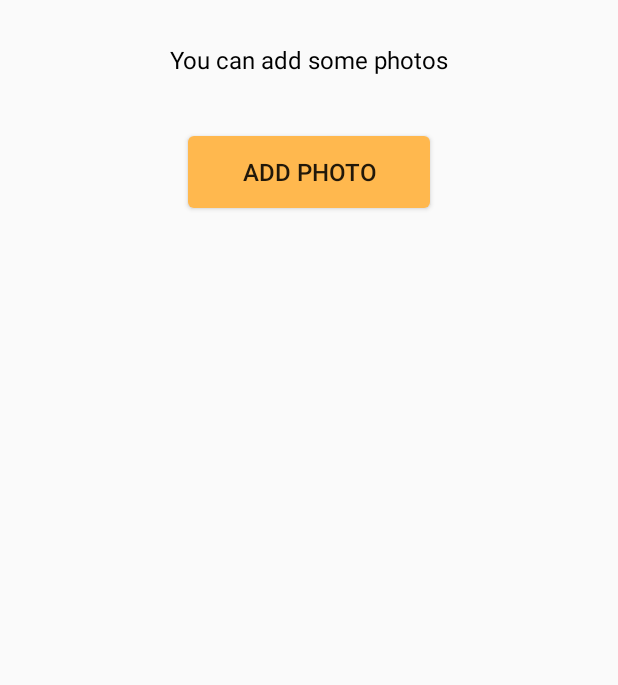
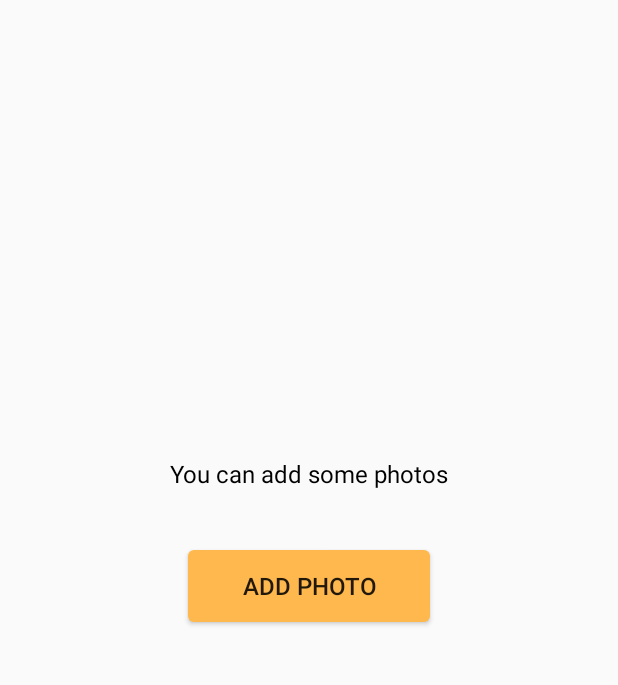
Before and after one commit to melikaafrakhteh/My-Gallery, an Android app: the screen it shows after launch (MainActivity), on a phone screen of 412 x 824 dp, the part 71-756 px from its top. Run offline under Robolectric (Android 15) with nearby library versions, the phone set to English and light mode, and no system bars.

Commit message:
Fix the problem of add photo button

```diff
--- a/app/src/main/java/com/afrakhteh/mygallery/view/main/MainActivity.kt
+++ b/app/src/main/java/com/afrakhteh/mygallery/view/main/MainActivity.kt
@@ -8,6 +8,7 @@ import android.view.View
 import android.widget.Toast
 import androidx.activity.result.contract.ActivityResultContracts
 import androidx.appcompat.app.AppCompatActivity
+import androidx.constraintlayout.widget.ConstraintLayout
 import androidx.core.app.ActivityCompat
 import androidx.core.content.ContextCompat
 import com.afrakhteh.mygallery.constant.Numerals
@@ -16,6 +17,7 @@ import com.afrakhteh.mygallery.model.entity.ImageEntity
 import com.afrakhteh.mygallery.view.main.adapter.ImageAdapter
 import com.afrakhteh.mygallery.view.main.adapter.SpaceItemDecoration
 import com.afrakhteh.mygallery.view.main.custom.ChooseDialog
+
 
 class MainActivity : AppCompatActivity() {
     private lateinit var binding: ActivityMainBinding
@@ -31,6 +33,10 @@ class MainActivity : AppCompatActivity() {
         if (imageList.size != 0){
             binding.mainEmptyListTextTv.visibility = View.GONE
             binding.mainRecyclerView.visibility = View.VISIBLE
+
+            val lparams = binding.mainAddImageBtn.layoutParams as ConstraintLayout.LayoutParams
+            lparams.verticalBias = 0.04f
+            binding.mainAddImageBtn.layoutParams = lparams
         }
     }
 
@@ -42,9 +48,9 @@ class MainActivity : AppCompatActivity() {
         imageAdapter = ImageAdapter(::deleteImageFromList)
         binding.mainAddImageBtn.setOnClickListener(::chooseImagesResource)
 
-        binding.mainRecyclerView.visibility = View.GONE
+        binding.mainRecyclerView.visibility = View.INVISIBLE
         binding.mainRecyclerView.adapter = imageAdapter
-        binding.mainRecyclerView.addItemDecoration(SpaceItemDecoration(36))
+        binding.mainRecyclerView.addItemDecoration(SpaceItemDecoration(40))
 
     }
 
--- a/app/src/main/res/layout/activity_main.xml
+++ b/app/src/main/res/layout/activity_main.xml
@@ -1,9 +1,11 @@
 <?xml version="1.0" encoding="utf-8"?>
-<androidx.constraintlayout.widget.ConstraintLayout xmlns:android="http://schemas.android.com/apk/res/android"
+<LinearLayout xmlns:android="http://schemas.android.com/apk/res/android"
     xmlns:app="http://schemas.android.com/apk/res-auto"
     xmlns:tools="http://schemas.android.com/tools"
+    android:id="@+id/mainConstraint"
     android:layout_width="match_parent"
     android:layout_height="match_parent"
+    android:orientation="vertical"
     tools:context=".view.main.MainActivity">
 
     <TextView
@@ -17,6 +19,15 @@
         android:textStyle="bold"
         app:layout_constraintLeft_toLeftOf="parent"
         app:layout_constraintTop_toTopOf="parent" />
+
+    <androidx.core.widget.NestedScrollView
+        android:layout_width="match_parent"
+        android:layout_height="match_parent"
+        android:fillViewport="true">
+
+        <androidx.constraintlayout.widget.ConstraintLayout
+            android:layout_width="match_parent"
+            android:layout_height="match_parent">
 
             <TextView
                 android:id="@+id/mainEmptyListTextTv"
@@ -34,6 +45,7 @@
                 android:id="@+id/mainAddImageBtn"
                 android:layout_width="wrap_content"
                 android:layout_height="wrap_content"
+                android:layout_marginBottom="16dp"
                 android:background="@drawable/button_shape"
                 android:paddingStart="36dp"
                 android:paddingTop="4dp"
@@ -41,24 +53,23 @@
                 android:paddingBottom="4dp"
                 android:text="@string/main_button_text"
                 android:textSize="16sp"
-        android:layout_marginBottom="36dp"
                 app:layout_constraintBottom_toBottomOf="parent"
                 app:layout_constraintEnd_toEndOf="parent"
                 app:layout_constraintStart_toStartOf="parent"
-        app:layout_constraintTop_toBottomOf="@id/mainRecyclerView"
-        app:layout_constraintVertical_bias="0.131" />
+                app:layout_constraintTop_toBottomOf="@id/mainRecyclerView" />
 
             <androidx.recyclerview.widget.RecyclerView
                 android:id="@+id/mainRecyclerView"
                 android:layout_width="match_parent"
-        android:layout_height="0dp"
-        android:padding="4dp"
+                android:layout_height="wrap_content"
                 app:layoutManager="androidx.recyclerview.widget.GridLayoutManager"
                 app:layout_constraintEnd_toEndOf="parent"
                 app:layout_constraintStart_toStartOf="parent"
-        app:layout_constraintTop_toBottomOf="@+id/mainTitleTv"
+                app:layout_constraintTop_toTopOf="parent"
                 app:spanCount="2"
-        tools:itemCount="4"
+                tools:itemCount="2"
                 tools:listitem="@layout/recycler_item_row" />
 
         </androidx.constraintlayout.widget.ConstraintLayout>
+    </androidx.core.widget.NestedScrollView>
+</LinearLayout>
```
Lines whose indentation alone changed are shown as unchanged.
